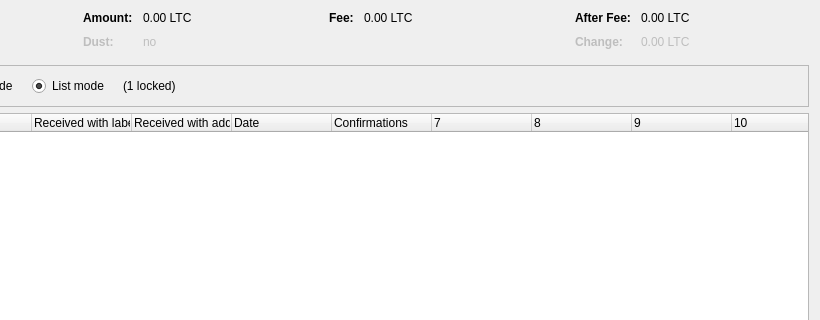
Old version of the form src/qt/forms/coincontroldialog.ui in the repository apt-get-schwifty/thehashcoin; both pictures show x 180 to 1000 and y 0 to 320 of the 1000 by 500 pixel window.
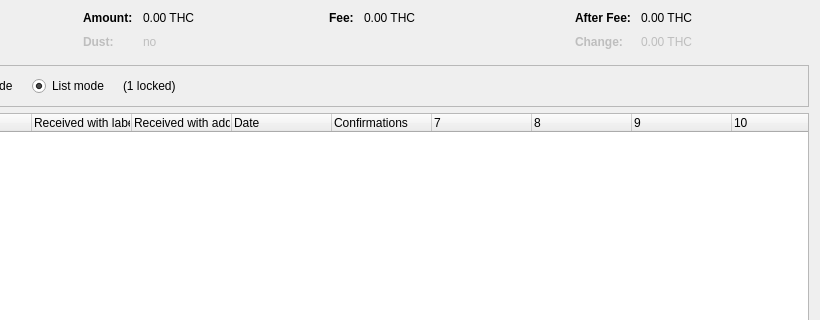
New version of the form. Custom widgets are drawn as their Qt base class.

What changed in the file:
```diff
--- a/src/qt/forms/coincontroldialog.ui
+++ b/src/qt/forms/coincontroldialog.ui
@@ -132,7 +132,7 @@
           <enum>Qt::ActionsContextMenu</enum>
          </property>
          <property name="text">
-          <string notr="true">0.00 LTC</string>
+          <string notr="true">0.00 THC</string>
          </property>
          <property name="textInteractionFlags">
           <set>Qt::LinksAccessibleByMouse|Qt::TextSelectableByKeyboard|Qt::TextSelectableByMouse</set>
@@ -212,7 +212,7 @@
           <enum>Qt::ActionsContextMenu</enum>
          </property>
          <property name="text">
-          <string notr="true">0.00 LTC</string>
+          <string notr="true">0.00 THC</string>
          </property>
          <property name="textInteractionFlags">
           <set>Qt::LinksAccessibleByMouse|Qt::TextSelectableByKeyboard|Qt::TextSelectableByMouse</set>
@@ -257,7 +257,7 @@
           <enum>Qt::ActionsContextMenu</enum>
          </property>
          <property name="text">
-          <string notr="true">0.00 LTC</string>
+          <string notr="true">0.00 THC</string>
          </property>
          <property name="textInteractionFlags">
           <set>Qt::LinksAccessibleByMouse|Qt::TextSelectableByKeyboard|Qt::TextSelectableByMouse</set>
@@ -292,7 +292,7 @@
           <enum>Qt::ActionsContextMenu</enum>
          </property>
          <property name="text">
-          <string notr="true">0.00 LTC</string>
+          <string notr="true">0.00 THC</string>
          </property>
          <property name="textInteractionFlags">
           <set>Qt::LinksAccessibleByMouse|Qt::TextSelectableByKeyboard|Qt::TextSelectableByMouse</set>
```
